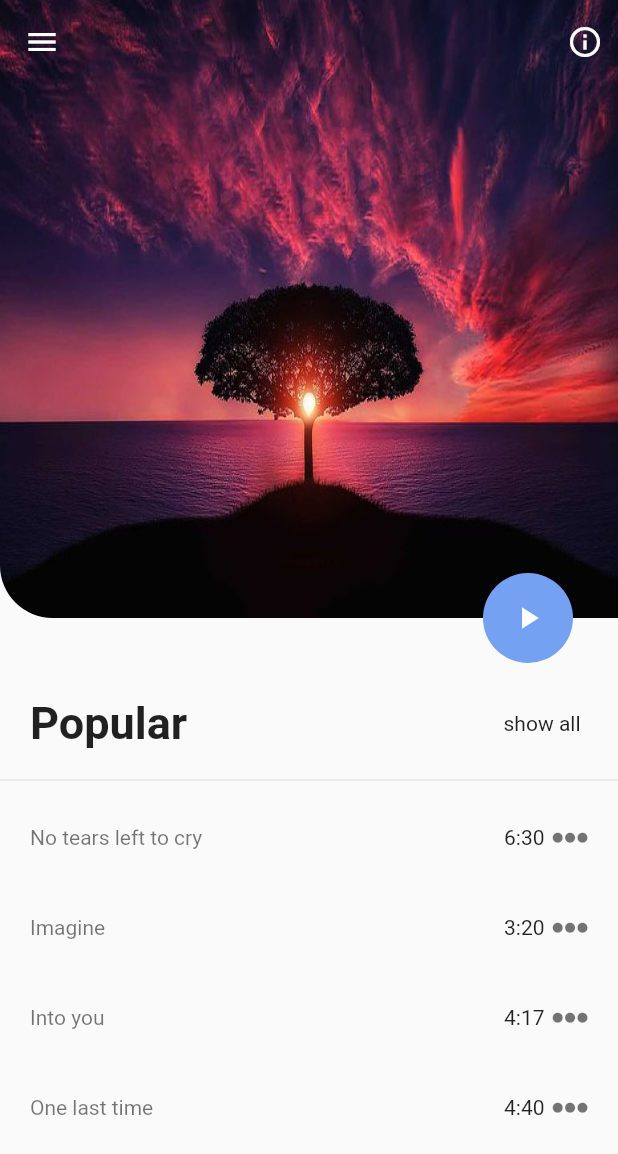
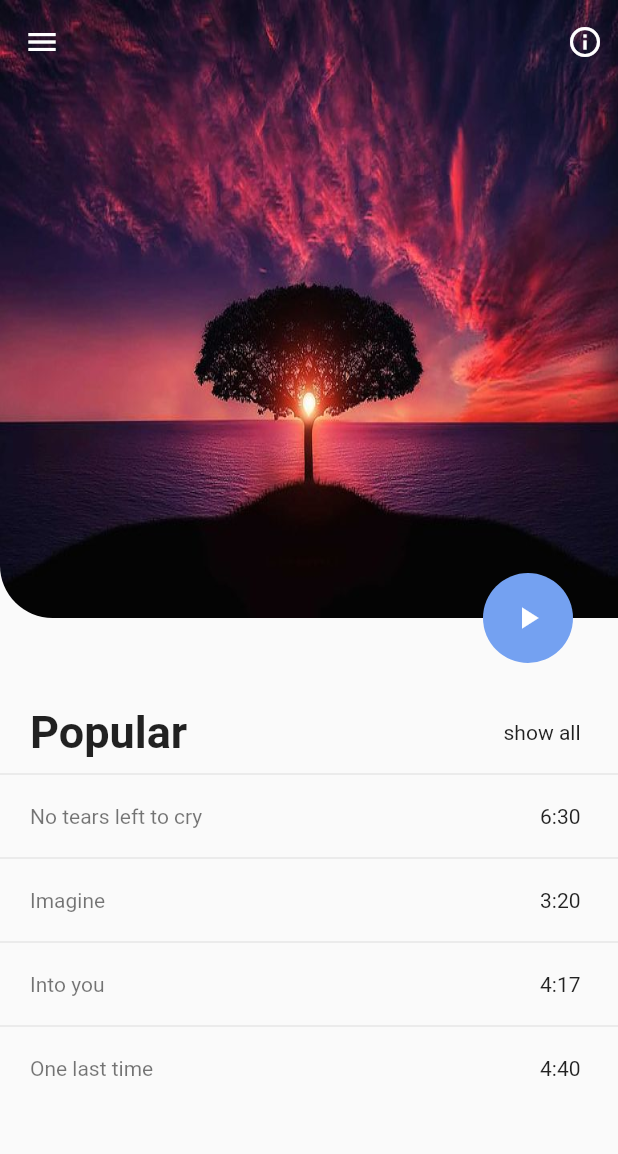
Before and after one commit to samuelsads/music_player_pinterest, a Flutter app: the screen it shows after launch, on a phone screen of 412 x 824 dp. Shown: the top 1154 px of the screen. Run offline on Flutter 3.47's test engine with Material 2 defaults, Android fonts, the phone set to English and light mode, and no system bars; our stand-ins replace animate_do, font_awesome_flutter.

Commit message:
add model music and change manual container by listView.separate

```diff
--- /dev/null
+++ b/lib/src/models/music.dart
@@ -0,0 +1,23 @@
+
+
+import 'package:flutter/material.dart';
+import 'package:font_awesome_flutter/font_awesome_flutter.dart';
+
+Color color = Colors.black54;
+List<Music> content =[
+  Music(title: 'Popular', subtitle: 'show all', style:TextStyle(fontSize: 30, fontWeight: FontWeight.w600)),
+  Music(title: 'No tears left to cry', subtitle: '6:30', icon: FaIcon(FontAwesomeIcons.ellipsisH, color: color)),
+  Music(title: 'Imagine', subtitle: '3:20', icon: FaIcon(FontAwesomeIcons.ellipsisH, color: color)),
+  Music(title: 'Into you', subtitle: '4:17', icon: FaIcon(FontAwesomeIcons.ellipsisH, color: color)),
+  Music(title: 'One last time', subtitle: '4:40', icon: FaIcon(FontAwesomeIcons.ellipsisH, color: color)),
+];
+
+
+class Music{
+  String title;
+  String subtitle;
+  Widget icon;
+  TextStyle style;
+
+  Music({required this.title, required this.subtitle,  this.icon=const SizedBox.shrink(), this.style= const TextStyle(color: Colors.black54)});
+}
--- a/lib/src/pages/main_page.dart
+++ b/lib/src/pages/main_page.dart
@@ -2,6 +2,7 @@ import 'package:animate_do/animate_do.dart';
 import 'package:flutter/material.dart';
 import 'package:flutter/widgets.dart';
 import 'package:font_awesome_flutter/font_awesome_flutter.dart';
+import 'package:music_player_pinterest/src/models/music.dart';
 import 'package:music_player_pinterest/src/pages/more_information_page.dart';
 
 class MainPage extends StatelessWidget {
@@ -48,38 +49,26 @@ class _MorePopularMusic extends StatelessWidget {
   Widget build(BuildContext context) {
     Color color = Colors.black54;
     return Container(
-      width: double.infinity,
-      height: size.height / 2,
-      child: Column(
-        children: [
-          SizedBox(
-            height: 40,
-          ),
-          _MorePopularMusicItem(
-              title: 'Popular',
-              subtitle: 'show all',
-              textStyleTitle:
-                  TextStyle(fontSize: 30, fontWeight: FontWeight.w600)),
-          Divider(),
-          _MorePopularMusicItem(
-              title: 'No tears left to cry',
-              subtitle: '6:30',
-              icon: FaIcon(FontAwesomeIcons.ellipsisH, color: color)),
-          _MorePopularMusicItem(
-              title: 'Imagine',
-              subtitle: '3:20',
-              icon: FaIcon(FontAwesomeIcons.ellipsisH, color: color)),
-          _MorePopularMusicItem(
-              title: 'Into you',
-              subtitle: '4:17',
-              icon: FaIcon(FontAwesomeIcons.ellipsisH, color: color)),
-          _MorePopularMusicItem(
-              title: 'One last time',
-              subtitle: '4:40',
-              icon: FaIcon(FontAwesomeIcons.ellipsisH, color: color)),
-        ],
-      ),
-    );
+        width: double.infinity,
+        height: size.height / 2,
+        child: ListView.separated(
+            itemBuilder: (context, index) {
+              if (content[index].style != null) {
+                return _MorePopularMusicItem(
+                  title: content[index].title,
+                  subtitle: content[index].subtitle,
+                  textStyleTitle: content[index].style,
+                );
+              } else {
+                return _MorePopularMusicItem(
+                  title: content[index].title,
+                  subtitle: content[index].subtitle,
+                  icon: content[index].icon,
+                );
+              }
+            },
+            separatorBuilder: (context, index) => Divider(),
+            itemCount: content.length));
   }
 }
 
@@ -135,7 +124,7 @@ class _MorePopularMusicItem extends StatelessWidget {
     return Container(
       margin: EdgeInsets.symmetric(horizontal: 20),
       width: double.infinity,
-      height: 60,
+      height: 40,
       child: Row(
         mainAxisAlignment: MainAxisAlignment.spaceBetween,
         children: [
```
